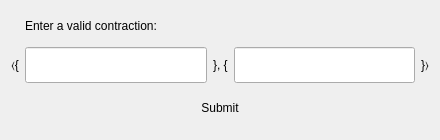
First picture: the form in ui/contraction_dialog.ui, repository theShirNick/WCS, before the edit.
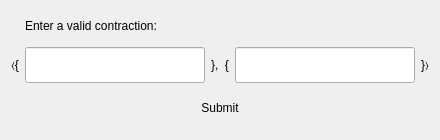
Second picture: the form after the edit.

```diff
--- a/ui/contraction_dialog.ui
+++ b/ui/contraction_dialog.ui
@@ -96,7 +96,7 @@
       </sizepolicy>
      </property>
      <property name="text">
-      <string>}, {</string>
+      <string>},  {</string>
      </property>
     </widget>
    </item>
```
Left out of the diff: 2 changed lines with no effect on the pictures.
